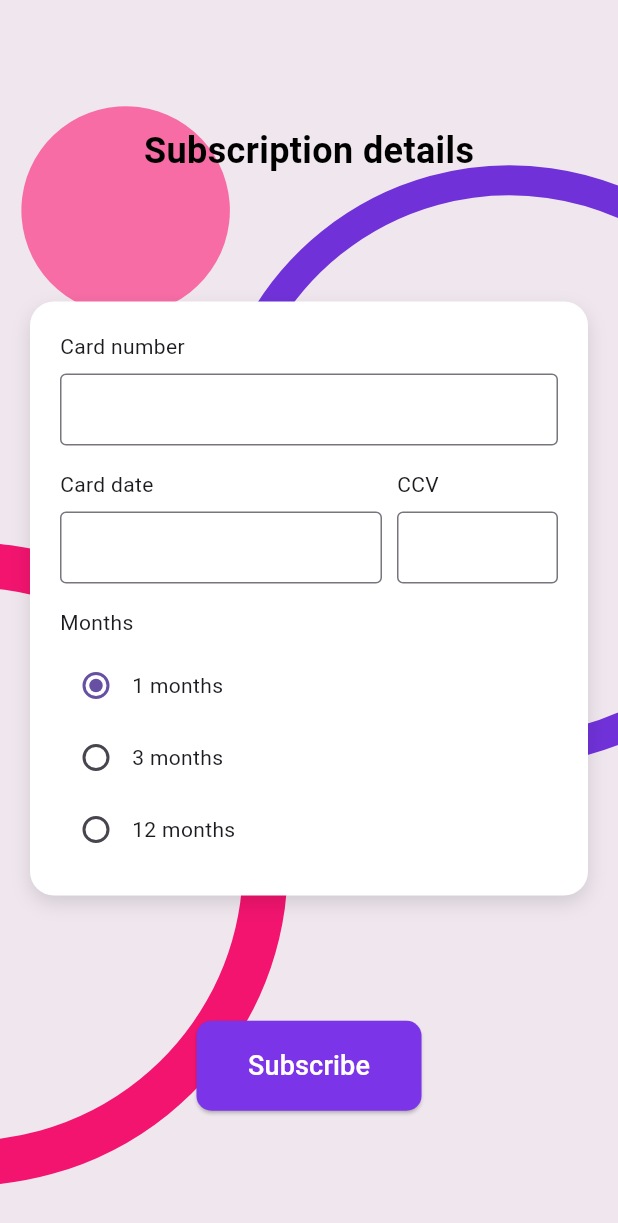
After one commit to Alphainvicta/AxolotelabsFlutterApp, a Flutter app: the SubscriptionScreen screen opened directly, after a tap on "Subscribe", on a phone screen of 412 x 824 dp. The commit adds this screen. Shown: the top 1223 px of the screen. Run offline on Flutter 3.47's test engine with Material 3 defaults, Android fonts, the phone set to English and light mode, and no system bars; our stand-ins replace flutter_svg, image_picker, shared_preferences; accounts and stored records are empty; network calls fail.

Commit message:
added subscription feature, finish first version

```diff
--- a/lib/Accountdetails.dart
+++ b/lib/Accountdetails.dart
@@ -15,10 +15,17 @@ class AccountDetailsScreen extends StatelessWidget {
     String fullname = userData?['full_name'];
     String username = userData?['username'];
     String email = userData?['email'];
+    int? subscription =
+        userData?['subscription']; // Get subscription as integer
     String? profilePicture =
         userData?['profile_picture']; // Get profile picture URL
     String baseUrl =
         'https://app.axolotelabs.com/profile_images/'; // Base URL for images
+
+    // Determine subscription status based on the integer value
+    String subscriptionStatus = (subscription == 1)
+        ? 'Subscription: Subscribed'
+        : 'Subscription: Not Subscribed';
 
     return Scaffold(
       body: Stack(
@@ -113,6 +120,14 @@ class AccountDetailsScreen extends StatelessWidget {
                                 color: Colors.black,
                               ),
                             ),
+                            const SizedBox(height: 10),
+                            Text(
+                              subscriptionStatus,
+                              style: const TextStyle(
+                                fontSize: 18,
+                                color: Colors.black,
+                              ),
+                            ),
                           ],
                         ),
                       ),
@@ -123,6 +138,15 @@ class AccountDetailsScreen extends StatelessWidget {
                         onTap: () {
                           // Switch to ModifyAccount tab
                           mannagerScreenState?.accountScreens(4);
+                        },
+                      ),
+                      const Divider(),
+                      ListTile(
+                        title: const Text('Subscription Details'),
+                        trailing: const Icon(Icons.arrow_forward_ios),
+                        onTap: () {
+                          // Switch to subscription tab
+                          mannagerScreenState?.accountScreens(5);
                         },
                       ),
                     ],
--- a/lib/Mannager.dart
+++ b/lib/Mannager.dart
@@ -8,6 +8,7 @@ import 'Home.dart';
 import 'Quote.dart';
 import 'Accountdetails.dart';
 import 'Modifyaccount.dart';
+import 'Subscription.dart';
 
 class MannagerScreen extends StatefulWidget {
   const MannagerScreen({super.key});
@@ -30,6 +31,7 @@ class MannagerScreenState extends State<MannagerScreen> {
       const QuoteScreen(),
       const AccountDetailsScreen(),
       ModifyAccountScreen(onRefresh: refreshUserData), // Pass the callback here
+      SubscriptionScreen(onRefresh: refreshUserData), // Pass the callback here
     ];
     fetchUserData(); // Fetch user data when the screen initializes
   }
--- a/lib/Modifyaccount.dart
+++ b/lib/Modifyaccount.dart
@@ -161,7 +161,7 @@ class _ModifyAccountScreenState extends State<ModifyAccountScreen> {
                       color: Colors.black,
                     ),
                   ),
-                  const SizedBox(height: 30),
+                  const SizedBox(height: 20),
                   Padding(
                     padding: const EdgeInsets.symmetric(horizontal: 60.0),
                     child: Form(
@@ -192,6 +192,7 @@ class _ModifyAccountScreenState extends State<ModifyAccountScreen> {
                                     hintText: 'First name',
                                     filled: true,
                                     fillColor: Colors.white,
+                                    hintStyle: TextStyle(fontSize: 14),
                                     enabledBorder: OutlineInputBorder(
                                       borderRadius: BorderRadius.circular(10),
                                       borderSide: const BorderSide(
@@ -208,6 +209,7 @@ class _ModifyAccountScreenState extends State<ModifyAccountScreen> {
                                     hintText: 'Last name',
                                     filled: true,
                                     fillColor: Colors.white,
+                                    hintStyle: TextStyle(fontSize: 14),
                                     enabledBorder: OutlineInputBorder(
                                       borderRadius: BorderRadius.circular(10),
                                       borderSide: const BorderSide(
--- a/lib/Quote.dart
+++ b/lib/Quote.dart
@@ -94,7 +94,6 @@ class _QuoteScreenState extends State<QuoteScreen> {
                 child: Column(
                   crossAxisAlignment: CrossAxisAlignment.center,
                   children: [
-                    const SizedBox(height: 20),
                     // Title
                     const Text(
                       'Get in touch!',
@@ -166,7 +165,7 @@ class _QuoteScreenState extends State<QuoteScreen> {
                     const SizedBox(height: 30),
                     // Message Text Area
                     SizedBox(
-                      height: 200, // Adjust height to ensure scroll behavior
+                      height: 150, // Adjust height to ensure scroll behavior
                       child: TextField(
                         controller: _messageController,
                         maxLines: null,
--- a/lib/Signin.dart
+++ b/lib/Signin.dart
@@ -101,17 +101,17 @@ class _SignInScreenState extends State<SignInScreen> {
                   // Logo (SVG image)
                   SvgPicture.asset(
                     'images/Logo.svg',
-                    height: 120,
+                    height: 80,
                   ),
                   const Text(
                     'AXOLOTL LABS',
                     style: TextStyle(
-                      fontSize: 30,
+                      fontSize: 20,
                       fontWeight: FontWeight.bold,
                       color: Colors.black,
                     ),
                   ),
-                  const SizedBox(height: 40),
+                  const SizedBox(height: 20),
                   Padding(
                     padding: const EdgeInsets.symmetric(horizontal: 60.0),
                     child: Form(
@@ -129,6 +129,7 @@ class _SignInScreenState extends State<SignInScreen> {
                                     hintText: 'First name',
                                     filled: true,
                                     fillColor: Colors.white,
+                                    hintStyle: TextStyle(fontSize: 14),
                                     enabledBorder: OutlineInputBorder(
                                       borderRadius: BorderRadius.circular(10),
                                       borderSide: const BorderSide(
@@ -151,6 +152,7 @@ class _SignInScreenState extends State<SignInScreen> {
                                     hintText: 'Last name',
                                     filled: true,
                                     fillColor: Colors.white,
+                                    hintStyle: TextStyle(fontSize: 14),
                                     enabledBorder: OutlineInputBorder(
                                       borderRadius: BorderRadius.circular(10),
                                       borderSide: const BorderSide(
--- /dev/null
+++ b/lib/Subscription.dart
@@ -0,0 +1,226 @@
+import 'package:flutter/material.dart';
+import 'package:flutter_svg/flutter_svg.dart';
+import 'package:shared_preferences/shared_preferences.dart';
+import 'package:http/http.dart' as http;
+import 'dart:convert';
+
+class SubscriptionScreen extends StatefulWidget {
+  final VoidCallback? onRefresh; // Make onRefresh nullable
+
+  const SubscriptionScreen({Key? key, this.onRefresh}) : super(key: key);
+
+  @override
+  _SubscriptionScreenState createState() => _SubscriptionScreenState();
+}
+
+class _SubscriptionScreenState extends State<SubscriptionScreen> {
+  String? _email;
+  int? _selectedMonth = 1; // Default subscription option
+
+  @override
+  void initState() {
+    super.initState();
+    _loadEmail();
+  }
+
+  // Fetch email from SharedPreferences
+  _loadEmail() async {
+    final prefs = await SharedPreferences.getInstance();
+    setState(() {
+      _email = prefs.getString('email'); // Replace 'email' with the actual key
+    });
+  }
+
+  // Submit subscription data
+  _submitSubscription() async {
+    if (_email == null) {
+      // Handle the case where email is not found
+      ScaffoldMessenger.of(context).showSnackBar(
+        SnackBar(content: Text('Email not found in SharedPreferences')),
+      );
+      return;
+    }
+
+    final response = await http.post(
+      Uri.parse('https://app.axolotelabs.com/subscription.php'),
+      body: {
+        'email': _email!,
+        'subscription_duration': _selectedMonth.toString(),
+      },
+    );
+
+    if (response.statusCode == 200) {
+      // Handle successful response
+      final result = json.decode(response.body);
+      ScaffoldMessenger.of(context).showSnackBar(
+        SnackBar(
+            content: Text(result['success'] ?? 'Subscription successful!')),
+      );
+
+      // Call onRefresh after successful subscription
+      widget.onRefresh?.call();
+    } else {
+      // Handle error
+      ScaffoldMessenger.of(context).showSnackBar(
+        SnackBar(content: Text('Subscription failed. Please try again.')),
+      );
+    }
+  }
+
+  @override
+  Widget build(BuildContext context) {
+    return Scaffold(
+      body: Stack(
+        children: [
+          // Background SVG image
+          Positioned.fill(
+            child: SvgPicture.asset(
+              'images/Subscriptiondetails.svg',
+              fit: BoxFit.cover,
+            ),
+          ),
+          // Main content
+          Column(
+            mainAxisAlignment: MainAxisAlignment.spaceEvenly,
+            children: [
+              // Title
+              Padding(
+                padding: const EdgeInsets.only(top: 0.0),
+                child: Text(
+                  'Subscription details',
+                  style: TextStyle(
+                    fontSize: 24,
+                    fontWeight: FontWeight.bold,
+                    color: Colors.black,
+                  ),
+                ),
+              ),
+              // Card details form
+              Padding(
+                padding: const EdgeInsets.symmetric(horizontal: 20.0),
+                child: Container(
+                  padding: const EdgeInsets.all(20.0),
+                  decoration: BoxDecoration(
+                    color: Colors.white,
+                    borderRadius: BorderRadius.circular(16),
+                    boxShadow: [
+                      BoxShadow(
+                        color: Colors.black12,
+                        blurRadius: 10,
+                        offset: Offset(0, 5),
+                      ),
+                    ],
+                  ),
+                  child: Column(
+                    crossAxisAlignment: CrossAxisAlignment.start,
+                    children: [
+                      Text('Card number'),
+                      SizedBox(height: 8),
+                      TextField(
+                        decoration: InputDecoration(
+                          border: OutlineInputBorder(),
+                          contentPadding: EdgeInsets.symmetric(horizontal: 8),
+                        ),
+                      ),
+                      SizedBox(height: 16),
+                      Row(
+                        mainAxisAlignment: MainAxisAlignment.spaceBetween,
+                        children: [
+                          Expanded(
+                            flex: 2,
+                            child: Column(
+                              crossAxisAlignment: CrossAxisAlignment.start,
+                              children: [
+                                Text('Card date'),
+                                SizedBox(height: 8),
+                                TextField(
+                                  decoration: InputDecoration(
+                                    border: OutlineInputBorder(),
+                                    contentPadding:
+                                        EdgeInsets.symmetric(horizontal: 8),
+                                  ),
+                                ),
+                              ],
+                            ),
+                          ),
+                          SizedBox(width: 10),
+                          Expanded(
+                            child: Column(
+                              crossAxisAlignment: CrossAxisAlignment.start,
+                              children: [
+                                Text('CCV'),
+                                SizedBox(height: 8),
+                                TextField(
+                                  decoration: InputDecoration(
+                                    border: OutlineInputBorder(),
+                                    contentPadding:
+                                        EdgeInsets.symmetric(horizontal: 8),
+                                  ),
+                                ),
+                              ],
+                            ),
+                          ),
+                        ],
+                      ),
+                      SizedBox(height: 16),
+                      Text('Months'),
+                      SizedBox(height: 8),
+                      // Radio buttons for subscription months
+                      Column(
+                        children: [
+                          _buildSubscriptionOption(1),
+                          _buildSubscriptionOption(3),
+                          _buildSubscriptionOption(12),
+                        ],
+                      ),
+                    ],
+                  ),
+                ),
+              ),
+              // Save Changes Button
+              SizedBox(
+                height: 60,
+                width: 150,
+                child: ElevatedButton(
+                  onPressed: _submitSubscription,
+                  style: ElevatedButton.styleFrom(
+                    padding: const EdgeInsets.symmetric(vertical: 15),
+                    backgroundColor: const Color(0xFF7C34E9), // Button color
+                    shape: RoundedRectangleBorder(
+                      borderRadius: BorderRadius.circular(10),
+                    ),
+                  ),
+                  child: const Text(
+                    'Subscribe',
+                    style: TextStyle(
+                      fontSize: 18,
+                      color: Colors.white,
+                    ),
+                  ),
+                ),
+              ),
+            ],
+          ),
+        ],
+      ),
+    );
+  }
+
+  // Helper widget for subscription options
+  Widget _buildSubscriptionOption(int months) {
+    return Row(
+      children: [
+        Radio<int>(
+          value: months,
+          groupValue: _selectedMonth,
+          onChanged: (value) {
+            setState(() {
+              _selectedMonth = value;
+            });
+          },
+        ),
+        Text('$months months'),
+      ],
+    );
+  }
+}
```
Also changed, not shown: images/Subscriptiondetails.svg (added).
